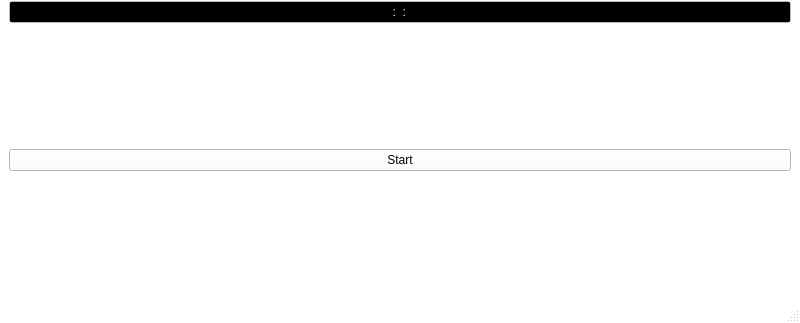
Qt form stimer.ui (SlavikTraktor/justTimer) before a commit; both pictures show x 0 to 800 and y 277 to 600 of the 800 by 600 pixel window.
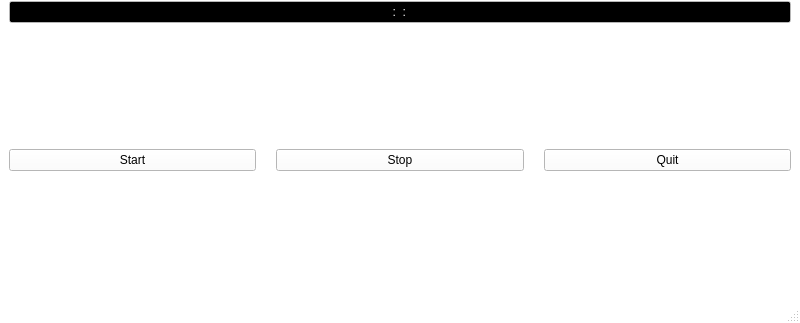
The same form after that commit.

Commit message: Added stop and quit buttons. Some comments added :\

```diff
--- a/stimer.ui
+++ b/stimer.ui
@@ -1456,6 +1456,11 @@
      </widget>
     </item>
     <item>
+     <layout class="QHBoxLayout" name="horizontalLayout">
+      <property name="spacing">
+       <number>20</number>
+      </property>
+      <item>
      <widget class="QPushButton" name="pushButton">
       <property name="palette">
        <palette>
@@ -1876,6 +1881,22 @@
        <string>Start</string>
       </property>
      </widget>
+      </item>
+      <item>
+       <widget class="QPushButton" name="pushButton_2">
+        <property name="text">
+         <string>Stop</string>
+        </property>
+       </widget>
+      </item>
+      <item>
+       <widget class="QPushButton" name="pushButton_3">
+        <property name="text">
+         <string>Quit</string>
+        </property>
+       </widget>
+      </item>
+     </layout>
     </item>
    </layout>
   </widget>
```
Lines whose indentation alone changed are shown as unchanged. The commit also changes 1 other file.
